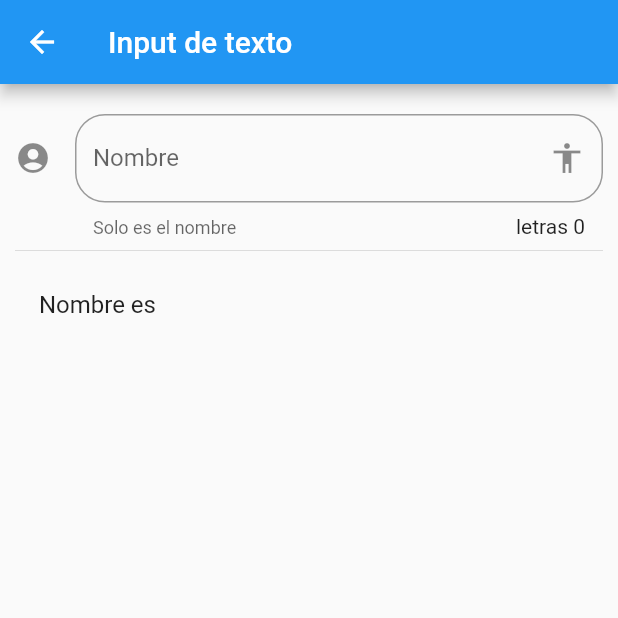
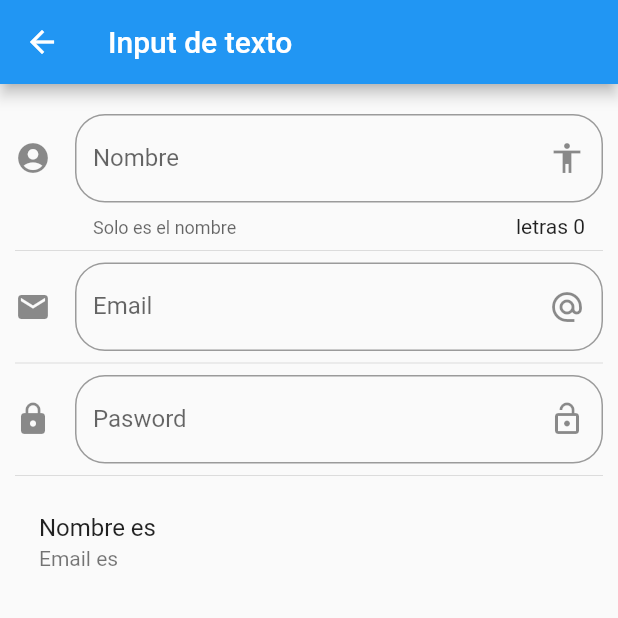
Before and after one commit to Sam200018/Flutter_Componentes, a Flutter app: the InputPage screen opened by its route, on a phone screen of 412 x 824 dp, the top half of it. Run offline on Flutter 3.47's test engine with Material 2 defaults, Android fonts, the phone set to English and light mode, and no system bars.

Commit message:
email y password fields, es como cualquier input pero solo cambia un par de cosas

```diff
--- a/lib/src/pages/input_page.dart
+++ b/lib/src/pages/input_page.dart
@@ -9,6 +9,7 @@ class InputPage extends StatefulWidget {
 
 class _InputPageState extends State<InputPage> {
   String _nombre = '';
+  String _email = '';
   @override
   Widget build(BuildContext context) {
     return Container(
@@ -20,6 +21,10 @@ class _InputPageState extends State<InputPage> {
           padding: EdgeInsets.symmetric(horizontal: 10.0, vertical: 20.0),
           children: [
             _crearInput(),
+            Divider(),
+            _crearEmail(),
+            Divider(),
+            _crearPassword(),
             Divider(),
             _crearPersona(),
           ],
@@ -51,9 +56,50 @@ class _InputPageState extends State<InputPage> {
     );
   }
 
+  Widget _crearEmail() {
+    return TextField(
+      keyboardType: TextInputType.emailAddress,
+      decoration: InputDecoration(
+        border: OutlineInputBorder(
+          borderRadius: BorderRadius.circular(20.0),
+        ),
+        hintText: 'Email',
+        labelText: 'Email',
+        suffixIcon: Icon(Icons.alternate_email),
+        icon: Icon(Icons.email),
+      ),
+      onChanged: (valor) {
+        setState(() {
+          _email = valor;
+        });
+      },
+    );
+  }
+
+  Widget _crearPassword() {
+    return TextField(
+      obscureText: true,
+      decoration: InputDecoration(
+        border: OutlineInputBorder(
+          borderRadius: BorderRadius.circular(20.0),
+        ),
+        hintText: 'Pasword',
+        labelText: 'Pasword',
+        suffixIcon: Icon(Icons.lock_open),
+        icon: Icon(Icons.lock),
+      ),
+      onChanged: (valor) {
+        setState(() {
+          _email = valor;
+        });
+      },
+    );
+  }
+
   Widget _crearPersona() {
     return ListTile(
       title: Text('Nombre es $_nombre'),
+      subtitle: Text('Email es $_email'),
     );
   }
 }
```
